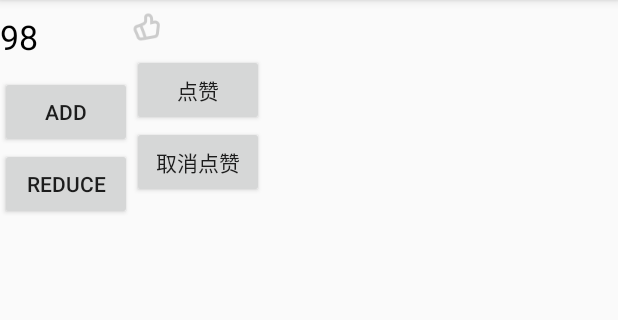
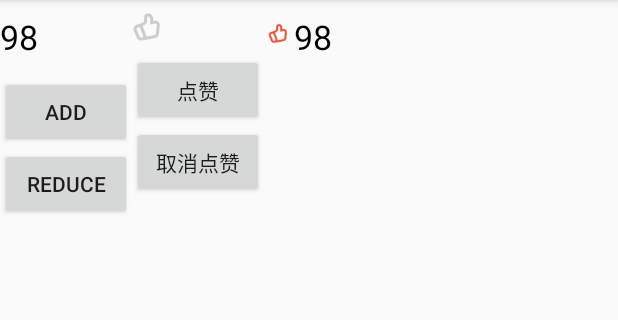
Before and after one commit to ysemylord/LikeView, an Android app: the screen it shows after launch (MainActivity), on a phone screen of 412 x 824 dp, the part 84-404 px from its top. Run offline under Robolectric (Android 15) with nearby library versions, the phone set to English and light mode, and no system bars.

Commit message:
整合BeatNumber和ThumbView到LikeView

```diff
--- a/app/src/main/java/com/xyb/myapplication/ui/BeatNumber.java
+++ b/app/src/main/java/com/xyb/myapplication/ui/BeatNumber.java
@@ -32,7 +32,7 @@ public class BeatNumber extends View {
     int textY = TEXT_INIT_Y;
 
     public BeatNumber(Context context) {
-        super(context);
+        this(context,null);
     }
 
     public BeatNumber(Context context, @Nullable AttributeSet attrs) {
@@ -185,5 +185,8 @@ public class BeatNumber extends View {
         invalidate();
     }
 
-
+    public void setLikeNumer(int likeNumer) {
+        this.likeNumer = likeNumer;
+        setStatus(NORMAL);
+    }
 }
--- /dev/null
+++ b/app/src/main/java/com/xyb/myapplication/ui/LikeView.java
@@ -0,0 +1,69 @@
+package com.xyb.myapplication.ui;
+
+import android.content.Context;
+import android.support.annotation.Nullable;
+import android.util.AttributeSet;
+import android.view.View;
+import android.widget.LinearLayout;
+
+/**
+ * Created by xuyabo on 2017/11/19.
+ */
+
+public class LikeView extends LinearLayout {
+    private int mStatus = LIKE;
+    private int mLikeNum = 98;
+
+    public static final int LIKE = 0;
+    public static final int NOT_LIKE = 1;
+    private BeatNumber beatNumber;
+    private ThumbView thumbView;
+
+    public LikeView(Context context) {
+        this(context, null);
+    }
+
+    public LikeView(Context context, @Nullable AttributeSet attrs) {
+        this(context, attrs, 0);
+    }
+
+    public LikeView(Context context, @Nullable AttributeSet attrs, int defStyleAttr) {
+        super(context, attrs, defStyleAttr);
+
+        init();
+
+    }
+
+    private void init() {
+        beatNumber = new BeatNumber(getContext());
+        thumbView = new ThumbView(getContext());
+        addView(thumbView);
+        addView(beatNumber);
+
+        if (mStatus == LIKE) {
+            thumbView.setStutas(ThumbView.THUMB);
+        } else {
+            thumbView.setStutas(ThumbView.NOT_THUMB);
+
+        }
+
+        beatNumber.setLikeNumer(mLikeNum);
+
+        setOnClickListener(new OnClickListener() {
+            @Override
+            public void onClick(View v) {
+                if (mStatus == LIKE) {
+                    mStatus = NOT_LIKE;
+                    thumbView.setStutas(ThumbView.NOT_THUMB);
+                    beatNumber.setStatus(BeatNumber.REDUCCE);
+                } else {
+                    mStatus = LIKE;
+                    thumbView.setStutas(ThumbView.THUMB);
+                    beatNumber.setStatus(BeatNumber.ADD);
+                }
+            }
+        });
+    }
+
+
+}
--- a/app/src/main/java/com/xyb/myapplication/ui/ThumbView.java
+++ b/app/src/main/java/com/xyb/myapplication/ui/ThumbView.java
@@ -16,6 +16,7 @@ import com.xyb.myapplication.R;
 
 /**
  * Created by xuyabo on 2017/10/28.
+ * 拇指效果
  */
 
 public class ThumbView extends View {
--- a/app/src/main/res/layout/activity_main.xml
+++ b/app/src/main/res/layout/activity_main.xml
@@ -8,45 +8,55 @@
 
     <LinearLayout
         android:layout_width="wrap_content"
-        android:orientation="vertical"
-        android:layout_height="wrap_content">
-    <com.xyb.myapplication.ui.BeatNumber
-        android:layout_width="100dp"
-        android:id="@+id/like_view"
-        android:layout_height="100dp"/>
+        android:layout_height="wrap_content"
+        android:orientation="vertical">
 
-    <Button
-        android:text="add"
-        android:onClick="add"
-        android:layout_width="wrap_content"
-        android:layout_height="wrap_content"/>
-
-    <Button
-        android:onClick="reduce"
-        android:text="reduce"
-        android:layout_width="wrap_content"
-        android:layout_height="wrap_content"/>
-    </LinearLayout>
-    <LinearLayout
-        android:orientation="vertical"
-        android:layout_width="wrap_content"
-        android:layout_height="match_parent">
-        <com.xyb.myapplication.ui.ThumbView
-            android:padding="5dp"
-            android:id="@+id/thumbview"
-            android:layout_width="50dp"
-            android:layout_height="50dp" />
-        <Button
-            android:onClick="like"
-            android:text="点赞"
+        <com.xyb.myapplication.ui.BeatNumber
+            android:id="@+id/like_view"
             android:layout_width="wrap_content"
             android:layout_height="wrap_content" />
+
         <Button
-            android:onClick="notLike"
-            android:text="取消点赞"
             android:layout_width="wrap_content"
-            android:layout_height="wrap_content" />
+            android:layout_height="wrap_content"
+            android:onClick="add"
+            android:text="add" />
+
+        <Button
+            android:layout_width="wrap_content"
+            android:layout_height="wrap_content"
+            android:onClick="reduce"
+            android:text="reduce" />
     </LinearLayout>
 
+    <LinearLayout
+        android:layout_width="wrap_content"
+        android:layout_height="match_parent"
+        android:orientation="vertical">
+
+        <com.xyb.myapplication.ui.ThumbView
+            android:id="@+id/thumbview"
+            android:layout_width="wrap_content"
+            android:layout_height="wrap_content"
+            android:padding="5dp" />
+
+        <Button
+            android:layout_width="wrap_content"
+            android:layout_height="wrap_content"
+            android:onClick="like"
+            android:text="点赞" />
+
+        <Button
+            android:layout_width="wrap_content"
+            android:layout_height="wrap_content"
+            android:onClick="notLike"
+            android:text="取消点赞" />
+    </LinearLayout>
+
+    <com.xyb.myapplication.ui.LikeView
+        android:gravity="center_vertical"
+        android:orientation="horizontal"
+        android:layout_width="wrap_content"
+        android:layout_height="wrap_content"></com.xyb.myapplication.ui.LikeView>
 
 </LinearLayout>
```
